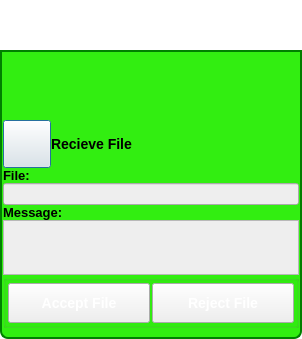
This is GoTvApps/GoTvCommon/Forms/ActivityReplyFileOffer.ui in brettrjones/gotvptop as Qt 5 draws it before an edit. The edited form follows.
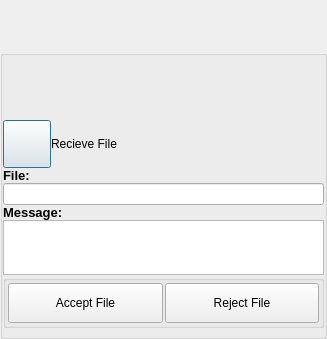
This is the edited form. Icons and pictures are not drawn. Custom widgets are drawn as their Qt base class.

```diff
--- a/GoTvApps/GoTvCommon/Forms/ActivityReplyFileOffer.ui
+++ b/GoTvApps/GoTvCommon/Forms/ActivityReplyFileOffer.ui
@@ -6,7 +6,7 @@
    <rect>
     <x>0</x>
     <y>0</y>
-    <width>302</width>
+    <width>327</width>
     <height>339</height>
    </rect>
   </property>
@@ -25,78 +25,6 @@
   <property name="windowTitle">
    <string>Accept File Offer</string>
   </property>
-  <property name="styleSheet">
-   <string notr="true">QDialog#ReplyFileOfferDialog
-{   
-color: transparent;
-background-color: transparent;
-border: 1px solid transparent;
-border-radius: 8px; 
-}
-
-#StyledDlgTitleBox
-{   
-color: black;
-background-color: rgb(50,238,17);
-border: 2px solid green;
-border-top-left-radius: 8px; 
-border-top-right-radius: 8px;
-}
-
-#StyledDlgTitleLabel
-{   
-color: black;
-}
-
-#StyledDlgItemsBox
-{   
-background-color: rgb(50,238,17);
-border: 2px solid green;
-border-top-color: green; 
-border-bottom-left-radius: 8px; 
-border-bottom-right-radius: 8px;
-}
-QPushButton#CancelButton
-{
-color: white;
-font: bold 14px;
-border-width: 10;
-border-image: url(:/MyP2PWeb/Resources/button_green_normal.png) 10;
-padding: -10;
-}
-QPushButton#CancelButton:pressed
-{
-border-width: 10;
-border-image: url(:/MyP2PWeb/Resources/button_green_pressed.png) 10;
-padding: -10;
-}
-QPushButton#AcceptButton
-{
-color: white;
-font: bold 14px;
-border-width: 10;
-border-image: url(:/MyP2PWeb/Resources/button_green_normal.png) 10;
-padding: -10;
-}
-QPushButton#AcceptButton:pressed
-{
-border-width: 10;
-border-image: url(:/MyP2PWeb/Resources/button_green_pressed.png) 10;
-padding: -10;
-}
-QLabel#PermissionLabel
-{
-font: bold 14px;
-}
-QLineEdit#FileNameEdit
-{
-background-color: rgb(238,238,238);
-}
-QPlainTextEdit#OfferMsgEdit
-{
-background-color: rgb(238,238,238);
-}</string>
-  </property>
   <layout class="QVBoxLayout" name="verticalLayout">
    <property name="spacing">
     <number>0</number>
@@ -343,17 +271,23 @@
   </layout>
  </widget>
  <customwidgets>
+  <customwidget>
+   <class>TitleBarWidget</class>
+   <extends>QWidget</extends>
+   <header>TitleBarWidget.h</header>
+   <container>1</container>
+  </customwidget>
+  <customwidget>
+   <class>BottomBarWidget</class>
+   <extends>QWidget</extends>
+   <header location="global">BottomBarWidget.h</header>
+   <container>1</container>
+  </customwidget>
   <customwidget>
    <class>VxPushButton</class>
    <extends>QPushButton</extends>
    <header>VxPushButton.h</header>
   </customwidget>
-  <customwidget>
-   <class>TitleBarWidget</class>
-   <extends>QWidget</extends>
-   <header>TitleBarWidget.h</header>
-   <container>1</container>
-  </customwidget>
   <customwidget>
    <class>IdentWidget</class>
    <extends>QWidget</extends>
```
Left out of the diff: 19 changed lines with no effect on the pictures.
